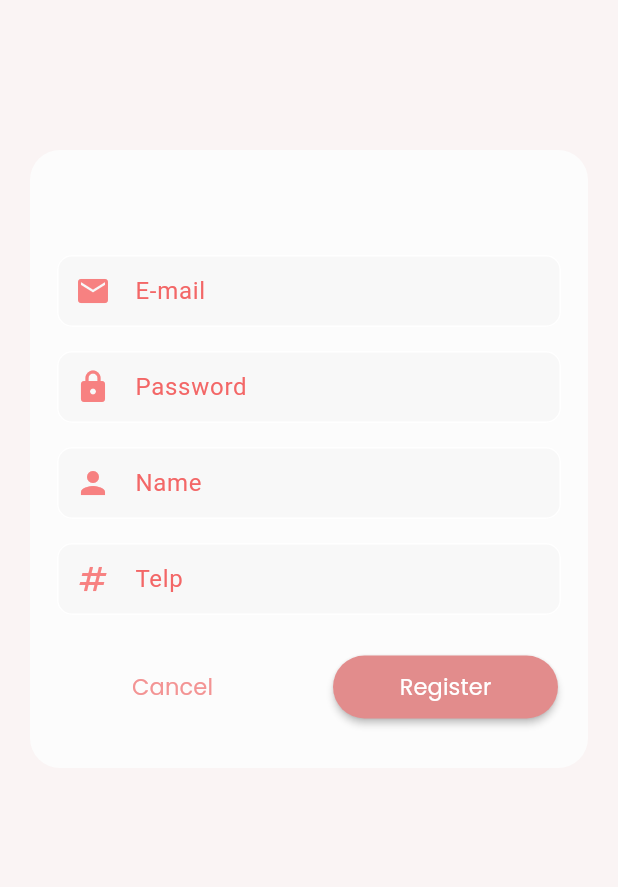
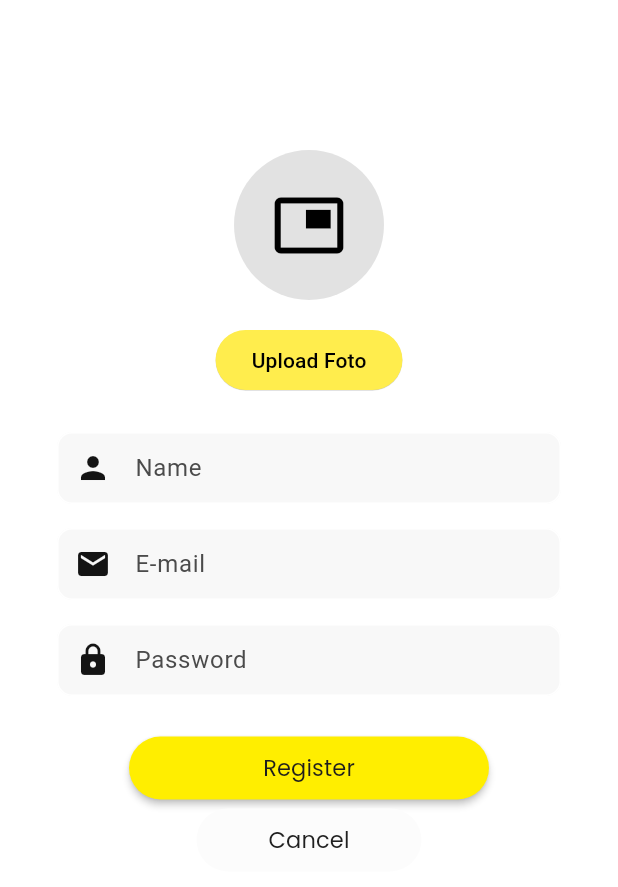
Before and after one commit to NevrCode/project, a Flutter app: the RegisterPage screen opened directly, on a phone screen of 412 x 824 dp. Shown: the top 887 px of the screen. Run offline on Flutter 3.47's test engine with Material 3 defaults, Android fonts, the phone set to English and light mode, and no system bars; our stand-ins replace image_picker, shared_preferences, supabase_flutter; accounts and stored records are empty; network calls fail.

```diff
--- a/lib/main.dart
+++ b/lib/main.dart
@@ -1,6 +1,8 @@
 import 'package:flutter/material.dart';
+import 'package:project/pages/index.dart';
 import 'package:project/pages/login.dart';
 import 'package:project/services/auth_provider.dart';
+import 'package:project/services/shared_preference_service.dart';
 import 'package:project/services/vehicle_provider.dart';
 import 'package:provider/provider.dart';
 import 'package:supabase_flutter/supabase_flutter.dart';
@@ -11,7 +13,6 @@ Future<void> main() async {
     anonKey:
         'eyJhbGciOiJIUzI1NiIsInR5cCI6IkpXVCJ9.eyJpc3MiOiJzdXBhYmFzZSIsInJlZiI6Imx4b2lrdXBlYXJlaGViYnV5ZGF5Iiwicm9sZSI6ImFub24iLCJpYXQiOjE3MzAzNjAxNjIsImV4cCI6MjA0NTkzNjE2Mn0.5WnBjYWXjhz27xS6RVtfC9FlbiaWhSehMQpORabxkwA',
   );
-
   runApp(
     MultiProvider(
       providers: [
@@ -26,15 +27,43 @@ Future<void> main() async {
 
 final supabase = Supabase.instance.client;
 
-class MyApp extends StatelessWidget {
+class MyApp extends StatefulWidget {
   const MyApp({super.key});
 
-  // This widget is the root of your application.
+  @override
+  // ignore: library_private_types_in_public_api
+  _MyAppState createState() => _MyAppState();
+}
+
+class _MyAppState extends State<MyApp> {
+  bool _isLoggedIn = false;
+  bool _isCheckingSession = true;
+
+  @override
+  void initState() {
+    super.initState();
+    _checkLoginStatus();
+  }
+
+  Future<void> _checkLoginStatus() async {
+    bool isLoggedIn = await SharedPreferenceService().isLoggedIn();
+    setState(() {
+      _isLoggedIn = isLoggedIn;
+      _isCheckingSession = false;
+    });
+  }
+
   @override
   Widget build(BuildContext context) {
+    if (_isCheckingSession) {
+      return const MaterialApp(
+        home: Scaffold(
+          body: Center(child: CircularProgressIndicator()),
+        ),
+      );
+    }
     return MaterialApp(
-      title: 'HeavyHub',
-      home: const LoginPage(),
+      home: _isLoggedIn ? Index() : LoginPage(),
     );
   }
 }
--- a/lib/pages/register.dart
+++ b/lib/pages/register.dart
@@ -4,8 +4,16 @@ import 'dart:developer';
 import 'dart:io';
 
 import 'package:flutter/material.dart';
+import 'package:image_picker/image_picker.dart';
+import 'package:project/pages/home.dart';
+import 'package:project/pages/index.dart';
 import 'package:project/pages/login.dart';
 import 'package:project/services/auth_provider.dart';
+import 'package:project/services/vehicle_provider.dart';
+import 'package:provider/provider.dart';
+import 'package:supabase_flutter/supabase_flutter.dart';
+
+import '../main.dart';
 
 class RegisterPage extends StatefulWidget {
   const RegisterPage({super.key});
@@ -18,42 +26,50 @@ class _RegisterPageState extends State<RegisterPage> {
   final TextEditingController _emailController = TextEditingController();
   final TextEditingController _passwordController = TextEditingController();
   final TextEditingController _namaController = TextEditingController();
-  final TextEditingController _teleponController = TextEditingController();
   final AuthProvider _auth = AuthProvider();
+  final _picker = ImagePicker();
+  File? _userProfile;
 
-  Future<void> _register() async {
+  Future<void> _pickProductPicture() async {
+    final pickedFile = await _picker.pickImage(source: ImageSource.gallery);
+    setState(() {
+      _userProfile = pickedFile != null ? File(pickedFile.path) : null;
+    });
+  }
+
+  Future<User?> _register() async {
     final email = _emailController.text;
     final pass = _passwordController.text;
     final nama = _namaController.text;
-    final telp = _teleponController.text;
-
-    final user = await _auth.signUpWithPass(
-      email,
-      pass,
-      nama,
-    );
+    String fullPath = await supabase.storage
+        .from('VehicleImage/userprofile')
+        .upload(
+          '${supabase.auth.currentUser!.id}.jpg',
+          _userProfile!,
+          fileOptions: const FileOptions(cacheControl: '3600', upsert: false),
+        );
+    final url = fullPath.replaceFirst("VehicleImage/", "");
+    final user = await _auth.signUpWithPass(email, pass, nama, url);
     if (user != null) {
-      log('user registered with uid : ${user.id}');
-    } else if (user == null) {
-      log('Registration Failed');
+      return user;
     } else {
-      log("entah");
+      return null;
     }
   }
 
   @override
   Widget build(BuildContext context) {
     return Scaffold(
-      backgroundColor: const Color.fromARGB(255, 250, 244, 244),
+      backgroundColor: const Color.fromARGB(255, 255, 255, 255),
       body: SingleChildScrollView(
         child: SafeArea(
           child: Padding(
             padding: const EdgeInsets.all(20.0),
             child: Container(
-              margin: const EdgeInsets.fromLTRB(0, 80, 0, 70),
+              margin: const EdgeInsets.fromLTRB(0, 50, 0, 70),
               decoration: BoxDecoration(
                 borderRadius: BorderRadius.circular(20),
-                color: const Color.fromARGB(255, 252, 252, 252),
+                color: const Color.fromARGB(255, 255, 255, 255),
               ),
               child: Column(
                 mainAxisAlignment: MainAxisAlignment.center,
@@ -61,12 +77,76 @@ class _RegisterPageState extends State<RegisterPage> {
                   const SizedBox(
                     height: 30,
                   ),
+                  CircleAvatar(
+                    backgroundColor: const Color.fromARGB(255, 226, 226, 226),
+                    radius: 50,
+                    backgroundImage:
+                        _userProfile != null ? FileImage(_userProfile!) : null,
+                    child: _userProfile == null
+                        ? const Icon(
+                            Icons.picture_in_picture,
+                            size: 50,
+                            color: Colors.black,
+                          )
+                        : null, // Tampilkan icon person jika belum ada foto
+                  ),
+                  const SizedBox(height: 16),
+                  // Tombol Upload Foto
+                  ElevatedButton(
+                    onPressed: _pickProductPicture,
+                    style: ElevatedButton.styleFrom(
+                      elevation: 0.2,
+                      backgroundColor: const Color.fromARGB(255, 255, 237, 77),
+                      shape: RoundedRectangleBorder(
+                        borderRadius: BorderRadius.circular(30.0),
+                      ),
+                    ),
+                    child: const Text(
+                      'Upload Foto',
+                      style: TextStyle(
+                        color: Colors.black,
+                      ),
+                    ),
+                  ),
 
                   const SizedBox(height: 16),
 
                   // Tombol Upload Foto
+                  Padding(
+                    padding: const EdgeInsets.fromLTRB(18, 8, 18, 8),
+                    child: SizedBox(
+                      child: TextField(
+                        controller: _namaController,
+                        decoration: InputDecoration(
+                          labelText: 'Name',
+                          labelStyle: const TextStyle(
+                              color: Color.fromARGB(255, 75, 75, 75)),
+                          prefixIcon: const Icon(
+                            Icons.person,
+                            color: Color.fromARGB(255, 20, 20, 20),
+                          ),
+                          enabledBorder: OutlineInputBorder(
+                            borderSide: const BorderSide(color: Colors.white),
+                            borderRadius: BorderRadius.circular(10),
+                          ),
+                          focusedBorder: OutlineInputBorder(
+                            borderSide: const BorderSide(
+                                color: Color.fromARGB(255, 245, 182, 182)),
+                            borderRadius: BorderRadius.circular(10),
+                          ),
+                          border: OutlineInputBorder(
+                            borderSide: const BorderSide(color: Colors.white),
+                            borderRadius: BorderRadius.circular(10),
+                          ),
+                          contentPadding:
+                              const EdgeInsets.symmetric(horizontal: 20),
+                          filled: true,
+                          fillColor: const Color.fromARGB(255, 248, 248, 248),
+                        ),
+                      ),
+                    ),
+                  ),
 
-                  const SizedBox(height: 16),
                   Padding(
                     padding: const EdgeInsets.fromLTRB(18, 8, 18, 8),
                     child: SizedBox(
@@ -75,10 +155,10 @@ class _RegisterPageState extends State<RegisterPage> {
                         decoration: InputDecoration(
                           labelText: 'E-mail',
                           labelStyle: const TextStyle(
-                              color: Color.fromARGB(255, 243, 103, 103)),
+                              color: Color.fromARGB(255, 75, 75, 75)),
                           prefixIcon: const Icon(
                             Icons.email,
-                            color: Color.fromARGB(255, 247, 129, 129),
+                            color: Color.fromARGB(255, 20, 20, 20),
                           ),
                           enabledBorder: OutlineInputBorder(
                             borderSide: const BorderSide(color: Colors.white),
@@ -109,44 +189,10 @@ class _RegisterPageState extends State<RegisterPage> {
                         decoration: InputDecoration(
                           labelText: 'Password',
                           labelStyle: const TextStyle(
-                              color: Color.fromARGB(255, 243, 103, 103)),
+                              color: Color.fromARGB(255, 75, 75, 75)),
                           prefixIcon: const Icon(
                             Icons.lock_rounded,
-                            color: Color.fromARGB(255, 247, 129, 129),
-                          ),
-                          enabledBorder: OutlineInputBorder(
-                            borderSide: const BorderSide(color: Colors.white),
-                            borderRadius: BorderRadius.circular(10),
-                          ),
-                          focusedBorder: OutlineInputBorder(
-                            borderSide: const BorderSide(
-                                color: Color.fromARGB(255, 245, 182, 182)),
-                            borderRadius: BorderRadius.circular(10),
-                          ),
-                          border: OutlineInputBorder(
-                            borderSide: const BorderSide(color: Colors.white),
-                            borderRadius: BorderRadius.circular(10),
-                          ),
-                          contentPadding:
-                              const EdgeInsets.symmetric(horizontal: 20),
-                          filled: true,
-                          fillColor: const Color.fromARGB(255, 248, 248, 248),
-                        ),
-                      ),
-                    ),
-                  ),
-                  Padding(
-                    padding: const EdgeInsets.fromLTRB(18, 8, 18, 8),
-                    child: SizedBox(
-                      child: TextField(
-                        controller: _namaController,
-                        decoration: InputDecoration(
-                          labelText: 'Name',
-                          labelStyle: const TextStyle(
-                              color: Color.fromARGB(255, 243, 103, 103)),
-                          prefixIcon: const Icon(
-                            Icons.person,
-                            color: Color.fromARGB(255, 247, 129, 129),
+                            color: Color.fromARGB(255, 20, 20, 20),
                           ),
                           enabledBorder: OutlineInputBorder(
                             borderSide: const BorderSide(color: Colors.white),
@@ -170,41 +216,6 @@ class _RegisterPageState extends State<RegisterPage> {
                     ),
                   ),
 
-                  Padding(
-                    padding: const EdgeInsets.fromLTRB(18, 8, 18, 8),
-                    child: SizedBox(
-                      child: TextField(
-                        controller: _teleponController,
-                        decoration: InputDecoration(
-                          labelText: 'Telp',
-                          labelStyle: const TextStyle(
-                              color: Color.fromARGB(255, 243, 103, 103)),
-                          prefixIcon: const Icon(
-                            Icons.numbers,
-                            color: Color.fromARGB(255, 247, 129, 129),
-                          ),
-                          enabledBorder: OutlineInputBorder(
-                            borderSide: const BorderSide(color: Colors.white),
-                            borderRadius: BorderRadius.circular(10),
-                          ),
-                          focusedBorder: OutlineInputBorder(
-                            borderSide: const BorderSide(
-                                color: Color.fromARGB(255, 245, 182, 182)),
-                            borderRadius: BorderRadius.circular(10),
-                          ),
-                          border: OutlineInputBorder(
-                            borderSide: const BorderSide(color: Colors.white),
-                            borderRadius: BorderRadius.circular(10),
-                          ),
-                          contentPadding:
-                              const EdgeInsets.symmetric(horizontal: 0),
-                          filled: true,
-                          fillColor: const Color.fromARGB(255, 248, 248, 248),
-                        ),
-                      ),
-                    ),
-                  ),
-
                   const SizedBox(height: 16),
 
                   // Foto dalam bentuk lingkaran
@@ -212,53 +223,77 @@ class _RegisterPageState extends State<RegisterPage> {
                   // Tombol Register
                   Padding(
                     padding: const EdgeInsets.symmetric(horizontal: 20.0),
-                    child: Row(
-                      mainAxisAlignment: MainAxisAlignment.spaceBetween,
+                    child: Column(
+                      // mainAxisAlignment: MainAxisAlignment.spaceBetween,
                       children: [
                         ElevatedButton(
                           style: ButtonStyle(
                             fixedSize:
-                                MaterialStateProperty.all(const Size(150, 42)),
-                            padding: MaterialStateProperty.all(
+                                WidgetStateProperty.all(const Size(240, 42)),
+                            padding: WidgetStateProperty.all(
                                 const EdgeInsets.fromLTRB(0, 0, 0, 0)),
-                            backgroundColor: MaterialStateProperty.all(
-                                const Color.fromARGB(255, 252, 252, 252)),
-                            elevation: MaterialStateProperty.all(0),
+                            backgroundColor: WidgetStateProperty.all(
+                                const Color.fromARGB(255, 255, 238, 0)),
+                            elevation: WidgetStateProperty.all(2),
                           ),
                           onPressed: () async {
-                            Navigator.pushReplacement(
-                                context,
-                                MaterialPageRoute(
-                                    builder: (context) => LoginPage()));
-                          },
-                          child: const Text(
-                            'Cancel',
-                            style: TextStyle(
-                              fontFamily: 'Poppins-regular',
-                              fontSize: 15,
-                              color: Color.fromARGB(255, 243, 148, 148),
-                            ),
-                          ),
-                        ),
-                        ElevatedButton(
-                          style: ButtonStyle(
-                            fixedSize:
-                                MaterialStateProperty.all(const Size(150, 42)),
-                            padding: MaterialStateProperty.all(
-                                const EdgeInsets.fromLTRB(0, 0, 0, 0)),
-                            backgroundColor: MaterialStateProperty.all(
-                                const Color.fromARGB(255, 226, 140, 140)),
-                            elevation: MaterialStateProperty.all(2),
-                          ),
-                          onPressed: () async {
-                            _register();
+                            final user = await _register();
+                            if (user != null && mounted) {
+                              Provider.of<VehicleProvider>(context,
+                                      listen: false)
+                                  .fetchData();
+                              ScaffoldMessenger.of(context).showSnackBar(
+                                SnackBar(
+                                  duration: const Duration(seconds: 1),
+                                  backgroundColor:
+                                      const Color.fromARGB(255, 242, 255, 242),
+                                  content: Text(
+                                    'Hi, ${user.userMetadata?['displayName']}. Selamat Berbelanja',
+                                    style: const TextStyle(
+                                        fontFamily: 'Poppins-regular',
+                                        fontSize: 14,
+                                        color:
+                                            Color.fromARGB(255, 61, 223, 83)),
+                                  ),
+                                ),
+                              );
+                              Navigator.pushReplacement(
+                                  context,
+                                  MaterialPageRoute(
+                                      builder: (context) => const Index()));
+                            }
                           },
                           child: const Text(
                             'Register',
                             style: TextStyle(
                                 fontFamily: 'Poppins-regular',
                                 fontSize: 15,
-                                color: Color.fromARGB(255, 255, 255, 255)),
+                                color: Color.fromARGB(255, 29, 29, 29)),
+                          ),
+                        ),
+                        ElevatedButton(
+                          style: ButtonStyle(
+                            fixedSize:
+                                WidgetStateProperty.all(const Size(150, 42)),
+                            padding: WidgetStateProperty.all(
+                                const EdgeInsets.fromLTRB(0, 0, 0, 0)),
+                            backgroundColor: WidgetStateProperty.all(
+                                const Color.fromARGB(255, 252, 252, 252)),
+                            elevation: WidgetStateProperty.all(0),
+                          ),
+                          onPressed: () async {
+                            Navigator.pushReplacement(
+                                context,
+                                MaterialPageRoute(
+                                    builder: (context) => const LoginPage()));
+                          },
+                          child: const Text(
+                            'Cancel',
+                            style: TextStyle(
+                              fontFamily: 'Poppins-Regular',
+                              fontSize: 15,
+                              color: Color.fromARGB(255, 32, 32, 32),
+                            ),
                           ),
                         ),
                       ],
--- a/lib/services/auth_provider.dart
+++ b/lib/services/auth_provider.dart
@@ -15,11 +15,11 @@ class AuthProvider with ChangeNotifier {
   }
 
   Future<User?> signUpWithPass(
-      String email, String password, String name) async {
+      String email, String password, String name, String profilePic) async {
     final AuthResponse res = await supabase.auth.signUp(
       email: email,
       password: password,
-      data: {'displayName': name},
+      data: {'displayName': name, 'profile_picture': profilePic},
     );
     session = res.session;
     user = res.user;
--- a/pubspec.yaml
+++ b/pubspec.yaml
@@ -14,6 +14,7 @@ dependencies:
   supabase_flutter: ^2.8.0
   http: ^1.2.2
   image_picker: ^1.1.2
+  shared_preferences: ^2.3.3
 
 dev_dependencies:
   flutter_test:
```
Also changed, not shown: lib/pages/login.dart (+10 -1 lines), lib/services/shared_preference_service.dart (added, +54 -0 lines), flutter_01.png (added), pubspec.lock.
